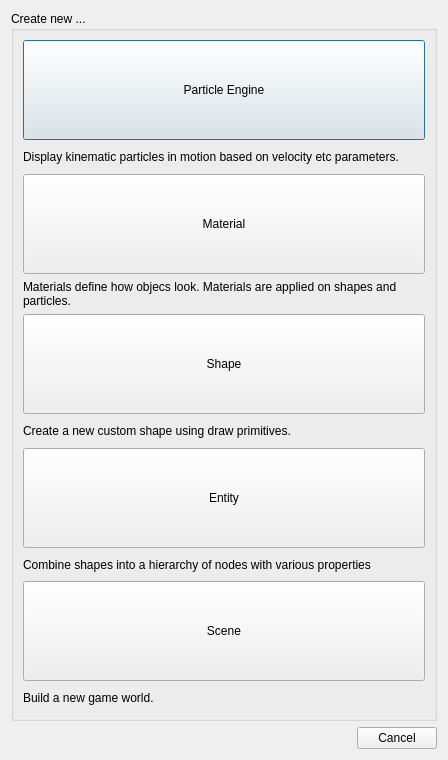
The window that editor/gui/dlgnew.ui (ensisoft/detonator) describes before a commit, drawn with Qt 5.
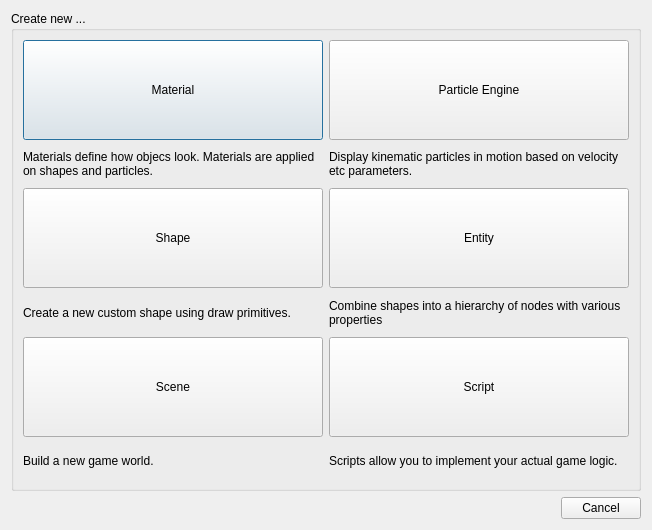
The same window after the commit. Icons and pictures are not drawn.

Commit message:
Add first version of script resource support
Add first version of script resource support. This commit allows
the user to create script resources, import existing script files
to the project/workspace and to do some pritimitive editing with
the built-in editor of the scripts.

What changed in the file:
```diff
--- a/editor/gui/dlgnew.ui
+++ b/editor/gui/dlgnew.ui
@@ -6,8 +6,8 @@
    <rect>
     <x>0</x>
     <y>0</y>
-    <width>448</width>
-    <height>760</height>
+    <width>652</width>
+    <height>530</height>
    </rect>
   </property>
   <property name="windowTitle">
@@ -29,45 +29,8 @@
      <property name="checkable">
       <bool>false</bool>
      </property>
-     <layout class="QVBoxLayout" name="verticalLayout_7">
-      <item>
-       <layout class="QVBoxLayout" name="verticalLayout_6">
-        <item>
-         <widget class="QPushButton" name="btnParticle">
-          <property name="sizePolicy">
-           <sizepolicy hsizetype="Minimum" vsizetype="Fixed">
-            <horstretch>0</horstretch>
-            <verstretch>0</verstretch>
-           </sizepolicy>
-          </property>
-          <property name="minimumSize">
-           <size>
-            <width>150</width>
-            <height>100</height>
-           </size>
-          </property>
-          <property name="text">
-           <string>Particle Engine</string>
-          </property>
-          <property name="icon">
-           <iconset resource="../resource/resource.qrc">
-            <normaloff>:/16x16_ico_png/particle.png</normaloff>:/16x16_ico_png/particle.png</iconset>
-          </property>
-         </widget>
-        </item>
-        <item>
-         <widget class="QLabel" name="label_2">
-          <property name="text">
-           <string>Display kinematic particles in motion based on velocity etc parameters.</string>
-          </property>
-          <property name="wordWrap">
-           <bool>true</bool>
-          </property>
-         </widget>
-        </item>
-       </layout>
-      </item>
-      <item>
+     <layout class="QGridLayout" name="gridLayout">
+      <item row="0" column="0">
        <layout class="QVBoxLayout" name="verticalLayout_5">
         <item>
          <widget class="QPushButton" name="btnMaterial">
@@ -122,7 +85,44 @@
         </item>
        </layout>
       </item>
-      <item>
+      <item row="0" column="1">
+       <layout class="QVBoxLayout" name="verticalLayout_6">
+        <item>
+         <widget class="QPushButton" name="btnParticle">
+          <property name="sizePolicy">
+           <sizepolicy hsizetype="Minimum" vsizetype="Fixed">
+            <horstretch>0</horstretch>
+            <verstretch>0</verstretch>
+           </sizepolicy>
+          </property>
+          <property name="minimumSize">
+           <size>
+            <width>150</width>
+            <height>100</height>
+           </size>
+          </property>
+          <property name="text">
+           <string>Particle Engine</string>
+          </property>
+          <property name="icon">
+           <iconset resource="../resource/resource.qrc">
+            <normaloff>:/16x16_ico_png/particle.png</normaloff>:/16x16_ico_png/particle.png</iconset>
+          </property>
+         </widget>
+        </item>
+        <item>
+         <widget class="QLabel" name="label_2">
+          <property name="text">
+           <string>Display kinematic particles in motion based on velocity etc parameters.</string>
+          </property>
+          <property name="wordWrap">
+           <bool>true</bool>
+          </property>
+         </widget>
+        </item>
+       </layout>
+      </item>
+      <item row="1" column="0">
        <layout class="QVBoxLayout" name="verticalLayout_3">
         <item>
          <widget class="QPushButton" name="btnCustomShape">
@@ -159,7 +159,7 @@
         </item>
        </layout>
       </item>
-      <item>
+      <item row="1" column="1">
        <layout class="QVBoxLayout" name="verticalLayout_2">
         <item>
          <widget class="QPushButton" name="btnEntity">
@@ -196,7 +196,7 @@
         </item>
        </layout>
       </item>
-      <item>
+      <item row="2" column="0">
        <layout class="QVBoxLayout" name="verticalLayout">
         <item>
          <widget class="QPushButton" name="btnScene">
@@ -233,6 +233,43 @@
         </item>
        </layout>
       </item>
+      <item row="2" column="1">
+       <layout class="QVBoxLayout" name="verticalLayout_7">
+        <item>
+         <widget class="QPushButton" name="btnScript">
+          <property name="sizePolicy">
+           <sizepolicy hsizetype="Minimum" vsizetype="Fixed">
+            <horstretch>0</horstretch>
+            <verstretch>0</verstretch>
+           </sizepolicy>
+          </property>
+          <property name="minimumSize">
+           <size>
+            <width>150</width>
+            <height>100</height>
+           </size>
+          </property>
+          <property name="text">
+           <string>Script</string>
+          </property>
+          <property name="icon">
+           <iconset resource="../resource/resource.qrc">
+            <normaloff>:/16x16_ico_png/script.png</normaloff>:/16x16_ico_png/script.png</iconset>
+          </property>
+         </widget>
+        </item>
+        <item>
+         <widget class="QLabel" name="label_3">
+          <property name="text">
+           <string>Scripts allow you to implement your actual game logic.</string>
+          </property>
+          <property name="wordWrap">
+           <bool>true</bool>
+          </property>
+         </widget>
+        </item>
+       </layout>
+      </item>
      </layout>
     </widget>
    </item>
```
Left out of the diff: 3 changed lines with no effect on the pictures. The commit also changes 27 other files.
